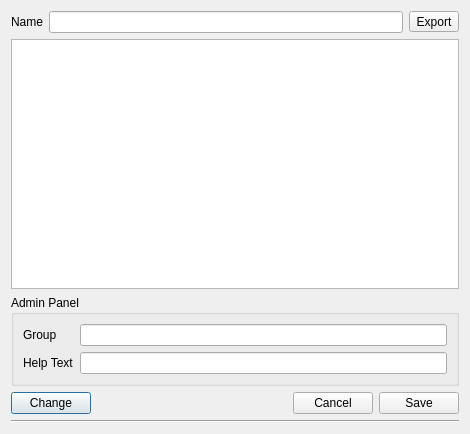
Above: utils/qtUi/resource_dialog.ui from Halicea/hal_automator before the change. Below: the same form after it.
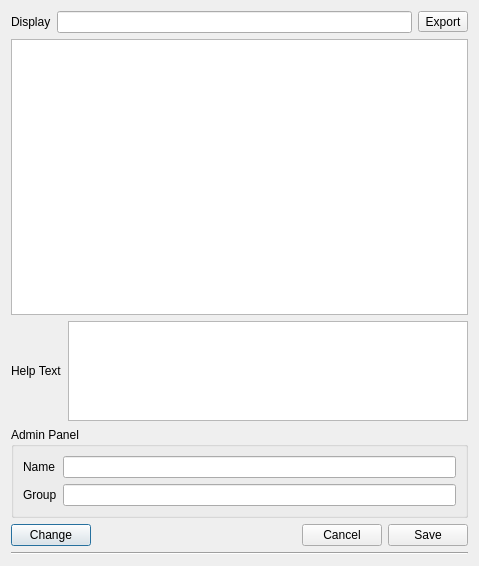
That is the form after the change.

Commit message: added Display Name for the Resources as well.

Patch:
```diff
--- a/utils/qtUi/resource_dialog.ui
+++ b/utils/qtUi/resource_dialog.ui
@@ -6,8 +6,8 @@
    <rect>
     <x>0</x>
     <y>0</y>
-    <width>470</width>
-    <height>434</height>
+    <width>479</width>
+    <height>566</height>
    </rect>
   </property>
   <property name="windowTitle">
@@ -17,14 +17,14 @@
    <item>
     <layout class="QHBoxLayout" name="horizontalLayout_2">
      <item>
-      <widget class="QLabel" name="label">
+      <widget class="QLabel" name="laDisplay">
        <property name="text">
-        <string>Name</string>
+        <string>Display</string>
        </property>
       </widget>
      </item>
      <item>
-      <widget class="QLineEdit" name="txtName"/>
+      <widget class="QLineEdit" name="txtDisplay"/>
      </item>
      <item>
       <widget class="QToolButton" name="btnExport">
@@ -37,6 +37,12 @@
    </item>
    <item>
     <widget class="QGraphicsView" name="gvView">
+     <property name="sizePolicy">
+      <sizepolicy hsizetype="Expanding" vsizetype="Expanding">
+       <horstretch>1</horstretch>
+       <verstretch>2</verstretch>
+      </sizepolicy>
+     </property>
      <property name="minimumSize">
       <size>
        <width>200</width>
@@ -66,11 +72,47 @@
     </widget>
    </item>
    <item>
-    <widget class="QGroupBox" name="gbAdmin">
+    <layout class="QHBoxLayout" name="horizontalLayout_4" stretch="0,0">
+     <property name="sizeConstraint">
+      <enum>QLayout::SetMinimumSize</enum>
+     </property>
+     <item>
+      <widget class="QLabel" name="label_3">
+       <property name="maximumSize">
+        <size>
+         <width>16777215</width>
+         <height>100</height>
+        </size>
+       </property>
+       <property name="text">
+        <string>Help Text</string>
+       </property>
+      </widget>
+     </item>
+     <item>
+      <widget class="QTextEdit" name="txtHelpText">
+       <property name="minimumSize">
+        <size>
+         <width>0</width>
+         <height>100</height>
+        </size>
+       </property>
+       <property name="maximumSize">
+        <size>
+         <width>16777215</width>
+         <height>100</height>
+        </size>
+       </property>
+      </widget>
+     </item>
+    </layout>
+   </item>
+   <item>
+    <widget class="QGroupBox" name="adminPanel">
      <property name="sizePolicy">
       <sizepolicy hsizetype="Preferred" vsizetype="Fixed">
        <horstretch>0</horstretch>
-       <verstretch>0</verstretch>
+       <verstretch>2</verstretch>
       </sizepolicy>
      </property>
      <property name="title">
@@ -79,26 +121,26 @@
      <layout class="QHBoxLayout" name="horizontalLayout_3">
       <item>
        <layout class="QGridLayout" name="gridLayout">
-        <item row="2" column="0">
+        <item row="3" column="0">
          <widget class="QLabel" name="label_2">
           <property name="text">
            <string>Group</string>
           </property>
          </widget>
         </item>
+        <item row="2" column="0">
+         <widget class="QLabel" name="label">
+          <property name="text">
+           <string>Name</string>
+          </property>
+         </widget>
+        </item>
         <item row="3" column="1">
-         <widget class="QLineEdit" name="txtHelpText"/>
-        </item>
-        <item row="3" column="0">
-         <widget class="QLabel" name="label_3">
-          <property name="text">
-           <string>Help Text</string>
-          </property>
-         </widget>
-        </item>
-        <item row="2" column="1">
          <widget class="QLineEdit" name="txtGroup"/>
         </item>
+        <item row="2" column="1">
+         <widget class="QLineEdit" name="txtName"/>
+        </item>
        </layout>
       </item>
      </layout>
```
The commit also changes 6 other files.
